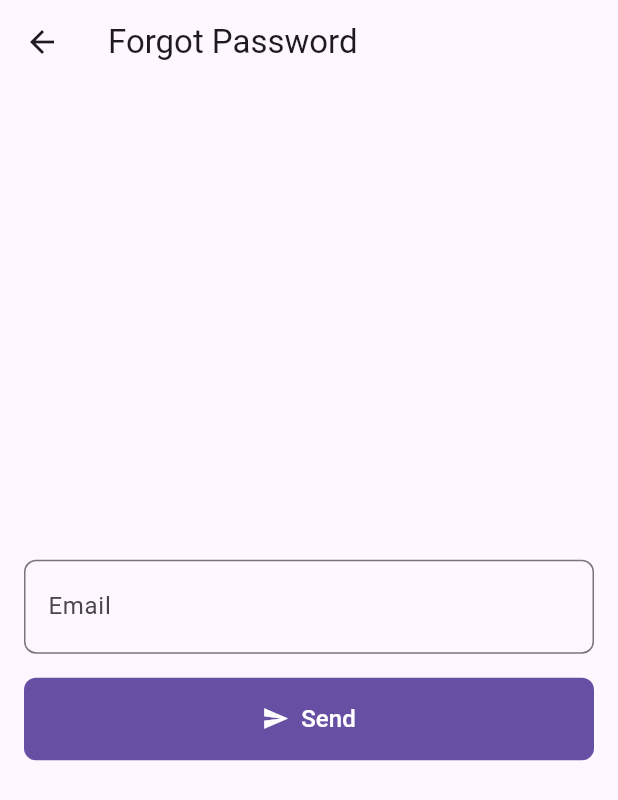
After one commit to rddewan/YouCanCode-Mobile, a Flutter app: the screen it shows after launch, after a tap on "Forgot Password?", on a phone screen of 412 x 824 dp. The commit adds this screen. Shown: the top 800 px of the screen. Run offline on Flutter 3.47's test engine with Material 3 defaults, Android fonts, the phone set to English and light mode, and no system bars; our stand-ins replace dio, flutter_riverpod, flutter_secure_storage, flutter_svg, freezed_annotation, go_router and 3 more; missing offline and left inert: dio_http_formatter; generated files the repository leaves out were written again.

Commit message:
forgot password feature

```diff
--- a/lib/core/data/remote/endpoint.dart
+++ b/lib/core/data/remote/endpoint.dart
@@ -2,3 +2,4 @@
 
 const String loginEndPoint = '/api/v1/auth/login';
 const String signUpEndPoint = '/api/v1/auth/signup';
+const String forgotPasswordEndPoint = '/api/v1/auth/forgot-password';
--- a/lib/core/route/go_router_provider.dart
+++ b/lib/core/route/go_router_provider.dart
@@ -4,6 +4,7 @@ import 'package:flutter_riverpod/flutter_riverpod.dart';
 import 'package:go_router/go_router.dart';
 import 'package:youcancode/core/provider/auth_state_provider.dart';
 import 'package:youcancode/core/route/route_name.dart';
+import 'package:youcancode/features/forgot_password/presentation/ui/forgot_password_screen.dart';
 import 'package:youcancode/features/home/presentation/ui/home_screen.dart';
 import 'package:youcancode/features/login/presentation/ui/login_screen.dart';
 import 'package:youcancode/features/setting/presentation/ui/setting_screen.dart';
@@ -32,6 +33,13 @@ final goRouterProvider = Provider<GoRouter>((ref) {
         path: '/login',
         name: loginRoute,
         builder: (context, state) => const LoginScreen(),
+        routes: [
+          GoRoute(
+            path: 'forgotPassword',
+            name: forgotPasswordRoute,
+            builder: (context, state) => const ForgotPasswordScreen(),
+          ),
+        ]
       ),
       GoRoute(
         path: '/signup',
--- a/lib/core/route/route_name.dart
+++ b/lib/core/route/route_name.dart
@@ -4,3 +4,4 @@ const String loginRoute = 'login';
 const String singUpRoute = 'signup';
 const String homeRoute = 'home';
 const String settingRoute = 'setting';
+const String forgotPasswordRoute = 'forgotPassword';
--- /dev/null
+++ b/lib/features/forgot_password/data/dto/request/forgot_password_request.dart
@@ -0,0 +1,16 @@
+
+
+import 'package:freezed_annotation/freezed_annotation.dart';
+
+part 'forgot_password_request.freezed.dart';
+part 'forgot_password_request.g.dart';
+
+@freezed
+class ForgotPasswordRequest with _$ForgotPasswordRequest {
+  const factory ForgotPasswordRequest({
+    @JsonKey(name: "email")
+    required String email,
+  }) = _ForgotPasswordRequest;
+
+  factory ForgotPasswordRequest.fromJson(Map<String, dynamic> json) => _$ForgotPasswordRequestFromJson(json);
+}
--- /dev/null
+++ b/lib/features/forgot_password/presentation/ui/forgot_password_screen.dart
@@ -0,0 +1,146 @@
+import 'package:flutter/material.dart';
+import 'package:flutter_riverpod/flutter_riverpod.dart';
+import 'package:go_router/go_router.dart';
+import 'package:youcancode/common/extension/string_hardcoded.dart';
+import 'package:youcancode/common/style/dimens.dart';
+import 'package:youcancode/features/forgot_password/presentation/controller/forgot_password_controller.dart';
+import 'package:youcancode/features/forgot_password/presentation/ui/widget/forgot_password_button.dart';
+
+class ForgotPasswordScreen extends ConsumerStatefulWidget {
+  const ForgotPasswordScreen({super.key});
+
+  @override
+  ConsumerState<ConsumerStatefulWidget> createState() =>
+      _ForgotPasswordScreenState();
+}
+
+class _ForgotPasswordScreenState extends ConsumerState<ForgotPasswordScreen> {
+  final _formKey = GlobalKey<FormState>();
+
+  late final TextEditingController _emailController;
+
+  @override
+  void initState() {
+    super.initState();
+    _emailController = TextEditingController();
+  }
+
+  @override
+  void dispose() {
+    _emailController.dispose();
+    super.dispose();
+  }
+
+  @override
+  Widget build(BuildContext context) {
+    _listener();
+
+    return Scaffold(
+        appBar: AppBar(
+          title: Text('Forgot Password'.hardcoded),
+        ),
+        body: Padding(
+          padding: const EdgeInsets.all(kMedium),
+          child: Form(
+            key: _formKey,
+            child: Column(
+              mainAxisAlignment: MainAxisAlignment.center,
+              children: [
+                TextFormField(
+                  controller: _emailController,
+                  keyboardType: TextInputType.emailAddress,
+                  decoration: InputDecoration(
+                    labelText: 'Email'.hardcoded,
+                    border: const OutlineInputBorder(
+                        borderRadius:
+                            BorderRadius.all(Radius.circular(kSmall))),
+                    prefix: const Icon(Icons.email),
+                  ),
+                  validator: (value) {
+                    if (value == null || value.isEmpty) {
+                      return 'Please enter your email'.hardcoded;
+                    } else if (!RegExp(r'^[^@]+@[^@]+\.[^@]+')
+                        .hasMatch(value)) {
+                      return 'Please enter a valid email'.hardcoded;
+                    }
+                    return null;
+                  },
+                ),
+                const SizedBox(height: kMedium),
+                ForgotPasswordButton(onPressed: _sendForgotPasswordEmail),
+              ],
+            ),
+          ),
+        ));
+  }
+
+  void _sendForgotPasswordEmail() {
+    final isValid = _formKey.currentState?.validate() ?? false;
+
+    if (isValid) {
+      // collect form data from controllers
+      final email = _emailController.text;
+      // call the service
+      ref.read(forgotPasswordControllerProvider.notifier).forgotPassword(email);
+    }
+  }
+
+  void _clearController() {
+    _emailController.clear();
+  }
+
+  void _navigateToLogin() {
+    context.go('/login');
+  }
+
+  void _listener() {
+    // listen for error
+    ref.listen(
+      forgotPasswordControllerProvider.select((value) => value.error),
+      (_, next) {
+        if (next != null) {
+          ScaffoldMessenger.of(context).showSnackBar(
+            SnackBar(
+              duration: const Duration(seconds: 5),
+              backgroundColor: Colors.red,
+              content: Text(next),
+            ),
+          );
+        }
+      },
+    );
+
+    // listen for success
+    ref.listen(
+      forgotPasswordControllerProvider.select((value) => value.isEmailSent),
+      (_, next) {
+        if (next != null && next) {
+        showDialog(
+          context: context,
+          barrierDismissible: false,
+          builder: (context) {
+            return AlertDialog(
+              title:  Text('Email Sent Successfuly'.hardcoded),
+              content:  Text('Please check your email for further instructions'.hardcoded),
+              actions: [
+                TextButton(
+                  onPressed: () {
+                    // close dialog
+                    context.pop();
+                    // clear controllers
+                    _clearController();
+                    // navigate to login
+                    _navigateToLogin();
+                  },
+                  child: Text('Ok'.hardcoded)
+                ),
+              ]
+            );
+          },
+        );
+      }
+      },
+    );
+  }
+  // listen for success
+}
--- /dev/null
+++ b/lib/features/forgot_password/presentation/ui/widget/forgot_password_button.dart
@@ -0,0 +1,33 @@
+import 'package:flutter/material.dart';
+import 'package:flutter_riverpod/flutter_riverpod.dart';
+import 'package:youcancode/common/extension/string_hardcoded.dart';
+import 'package:youcancode/common/style/dimens.dart';
+import 'package:youcancode/features/forgot_password/presentation/controller/forgot_password_controller.dart';
+
+class ForgotPasswordButton extends ConsumerWidget {
+  final VoidCallback onPressed;
+  const ForgotPasswordButton({super.key, required this.onPressed});
+
+  @override
+  Widget build(BuildContext context, WidgetRef ref) {
+    final isLoading = ref.watch(forgotPasswordControllerProvider.select((value) => value.isLoading));
+
+    return SizedBox(
+      width: double.infinity,
+      child: FilledButton.icon(
+        style: FilledButton.styleFrom(
+          padding: const EdgeInsets.symmetric(vertical: kMedium),
+          shape: RoundedRectangleBorder(borderRadius: BorderRadius.circular(kSmall)),
+        ),
+        label: Text(
+          'Send'.hardcoded,
+          style: const TextStyle(fontSize: kMedium),
+        ),
+        icon: isLoading
+            ? const CircularProgressIndicator.adaptive()
+            : const Icon(Icons.send),
+        onPressed: isLoading ? null : onPressed,
+      ),
+    );
+  }
+}
--- /dev/null
+++ b/lib/features/login/presentation/ui/widget/forgot_password.dart
@@ -0,0 +1,30 @@
+import 'package:flutter/material.dart';
+import 'package:flutter_riverpod/flutter_riverpod.dart';
+import 'package:go_router/go_router.dart';
+import 'package:youcancode/common/extension/string_hardcoded.dart';
+
+class ForgotPassword extends ConsumerWidget {
+  const ForgotPassword({super.key});
+
+  @override
+  Widget build(BuildContext context, WidgetRef ref) {
+    return Row(
+      children: [
+        const Spacer(),
+        TextButton(
+          onPressed: () {
+            // Navigate to signup screen
+            context.push('/login/forgotPassword');
+          },
+          child: Text(
+            "Forgot Password?".hardcoded,
+            style: const TextStyle(
+              color: Colors.blue,
+              fontWeight: FontWeight.w500,
+            ),
+          ),
+        ),
+      ],
+    );
+  }
+}
--- a/lib/features/login/presentation/ui/widget/login_form.dart
+++ b/lib/features/login/presentation/ui/widget/login_form.dart
@@ -5,6 +5,7 @@ import 'package:youcancode/common/extension/string_hardcoded.dart';
 import 'package:youcancode/common/style/dimens.dart';
 import 'package:youcancode/features/login/presentation/controller/login_controller.dart';
 import 'package:youcancode/features/login/presentation/ui/widget/dont_have_account.dart';
+import 'package:youcancode/features/login/presentation/ui/widget/forgot_password.dart';
 import 'package:youcancode/features/login/presentation/ui/widget/login_button.dart';
 import 'package:youcancode/features/login/presentation/ui/widget/login_with.dart';
 
@@ -91,7 +92,9 @@ class _LoginFormState extends ConsumerState<LoginForm> {
                 },
               ),
 
-              const SizedBox(height: kExtraLarge),
+              const ForgotPassword(),
+
+              const SizedBox(height: kSmall),
 
               LoginButton(onPressed: _login),
 
```
Also changed, not shown: lib/features/forgot_password/application/forgot_password_service.dart (added, +32 -0 lines), lib/features/forgot_password/application/iforgot_password_service.dart (added, +7 -0 lines), lib/features/forgot_password/data/dto/response/forgot_password_response.dart (added, +26 -0 lines), lib/features/forgot_password/data/repository/forgot_password_repository.dart (added, +35 -0 lines), lib/features/forgot_password/data/repository/iforgot_password_repository.dart (added, +8 -0 lines), lib/features/forgot_password/data/source/remote/forgot_password_api.dart (added, +26 -0 lines), lib/features/forgot_password/presentation/controller/forgot_password_controller.dart (added, +43 -0 lines), lib/features/forgot_password/presentation/state/forgot_password_state.dart (added, +15 -0 lines), lib/features/forgot_password/data/dto/request/forgot_password_request.freezed.dart (added), lib/features/forgot_password/data/dto/request/forgot_password_request.g.dart (added), lib/features/forgot_password/data/dto/response/forgot_password_response.freezed.dart (added), lib/features/forgot_password/data/dto/response/forgot_password_response.g.dart (added), lib/features/forgot_password/data/source/remote/forgot_password_api.g.dart (added), lib/features/forgot_password/presentation/state/forgot_password_state.freezed.dart (added).
